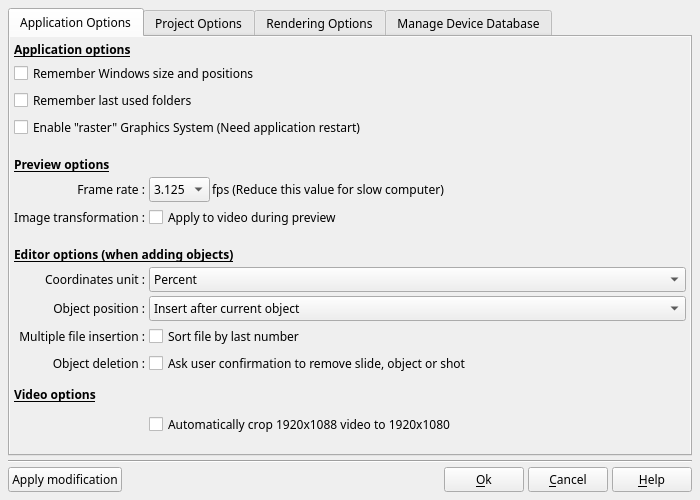
This is DlgApplicationSettings.ui in boenki/ffdiaporama as Qt 5 draws it before an edit. The edited form follows.
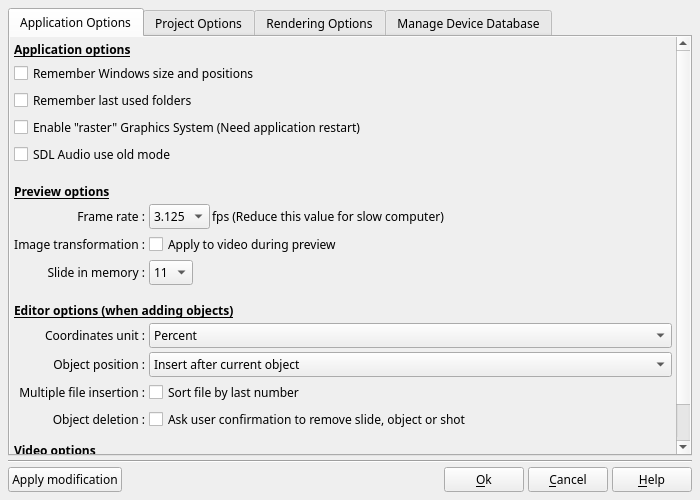
This is the edited form. Icons and pictures are not drawn.

Commit message: French version / Correction de bug : -Corrige le gestionnaire de mémoire pour supprimer plus de blocs -Corrige la fenetre principal et la boite slide pour qu'ils tiennent compte de l'option "pas de confirmation lors des suppressions) -Corrige le problème de lecture du son sur certaines distributions Linux par l'ajout d'une option SDL Ancien mode dans la boite de configuration

Diff of the .ui file:
```diff
--- a/DlgApplicationSettings.ui
+++ b/DlgApplicationSettings.ui
@@ -73,8 +73,8 @@
            <rect>
             <x>0</x>
             <y>0</y>
-            <width>676</width>
-            <height>416</height>
+            <width>659</width>
+            <height>445</height>
            </rect>
           </property>
           <layout class="QGridLayout" name="gridLayout">
@@ -232,7 +232,7 @@
              </property>
             </widget>
            </item>
-           <item row="8" column="0" colspan="2">
+           <item row="9" column="0" colspan="2">
             <widget class="QLabel" name="label">
              <property name="sizePolicy">
               <sizepolicy hsizetype="Preferred" vsizetype="Fixed">
@@ -261,7 +261,7 @@
              </property>
             </widget>
            </item>
-           <item row="10" column="0">
+           <item row="11" column="0">
             <widget class="QLabel" name="label_2">
              <property name="text">
               <string>Object position :</string>
@@ -274,7 +274,7 @@
              </property>
             </widget>
            </item>
-           <item row="10" column="1">
+           <item row="11" column="1">
             <widget class="QComboBox" name="AppendObjectCB">
              <property name="toolTip">
               <string>Define the position which occupy the new objects in the timeline during the insertions</string>
@@ -291,7 +291,7 @@
              </item>
             </widget>
            </item>
-           <item row="11" column="0">
+           <item row="12" column="0">
             <widget class="QLabel" name="label_26">
              <property name="text">
               <string>Multiple file insertion :</string>
@@ -301,7 +301,7 @@
              </property>
             </widget>
            </item>
-           <item row="11" column="1">
+           <item row="12" column="1">
             <widget class="QCheckBox" name="SortFileCB">
              <property name="toolTip">
               <string>Adjust the way will be sorted out files when you select several files in Add file.</string>
@@ -311,7 +311,7 @@
              </property>
             </widget>
            </item>
-           <item row="18" column="0">
+           <item row="19" column="0">
             <spacer name="verticalSpacer_2">
              <property name="orientation">
               <enum>Qt::Vertical</enum>
@@ -324,7 +324,7 @@
              </property>
             </spacer>
            </item>
-           <item row="12" column="1">
+           <item row="13" column="1">
             <widget class="QCheckBox" name="AskUserToRemove">
              <property name="toolTip">
               <string>If this box is checked, a confirmation will display every time you remove an object</string>
@@ -334,7 +334,7 @@
              </property>
             </widget>
            </item>
-           <item row="12" column="0">
+           <item row="13" column="0">
             <widget class="QLabel" name="label_33">
              <property name="text">
               <string>Object deletion :</string>
@@ -344,7 +344,7 @@
              </property>
             </widget>
            </item>
-           <item row="9" column="0">
+           <item row="10" column="0">
             <widget class="QLabel" name="label_34">
              <property name="text">
               <string>Coordinates unit :</string>
@@ -354,7 +354,7 @@
              </property>
             </widget>
            </item>
-           <item row="9" column="1">
+           <item row="10" column="1">
             <widget class="QComboBox" name="UnitCB">
              <property name="toolTip">
               <string>Select the unit of the coordinates which will be used in properties dialog box</string>
@@ -378,7 +378,7 @@
              </property>
             </widget>
            </item>
-           <item row="15" column="0" colspan="2">
+           <item row="16" column="0" colspan="2">
             <widget class="QLabel" name="label_35">
              <property name="minimumSize">
               <size>
@@ -404,13 +404,76 @@
              </property>
             </widget>
            </item>
-           <item row="17" column="1">
+           <item row="18" column="1">
             <widget class="QCheckBox" name="Crop1088To1080CB">
              <property name="text">
               <string>Automatically crop 1920x1088 video to 1920x1080</string>
              </property>
             </widget>
            </item>
+           <item row="8" column="0">
+            <widget class="QLabel" name="label_7">
+             <property name="text">
+              <string>Slide in memory :</string>
+             </property>
+             <property name="alignment">
+              <set>Qt::AlignRight|Qt::AlignTrailing|Qt::AlignVCenter</set>
+             </property>
+            </widget>
+           </item>
+           <item row="8" column="1">
+            <layout class="QHBoxLayout" name="horizontalLayout">
+             <item>
+              <widget class="QComboBox" name="PreviewCachedSlidesCB">
+               <item>
+                <property name="text">
+                 <string>11</string>
+                </property>
+               </item>
+               <item>
+                <property name="text">
+                 <string>21</string>
+                </property>
+               </item>
+               <item>
+                <property name="text">
+                 <string>31</string>
+                </property>
+               </item>
+               <item>
+                <property name="text">
+                 <string>41</string>
+                </property>
+               </item>
+               <item>
+                <property name="text">
+                 <string>51</string>
+                </property>
+               </item>
+              </widget>
+             </item>
+             <item>
+              <widget class="QLabel" name="label_42">
+               <property name="sizePolicy">
+                <sizepolicy hsizetype="Expanding" vsizetype="Preferred">
+                 <horstretch>0</horstretch>
+                 <verstretch>0</verstretch>
+                </sizepolicy>
+               </property>
+               <property name="text">
+                <string notr="true"/>
+               </property>
+              </widget>
+             </item>
+            </layout>
+           </item>
+           <item row="4" column="0" colspan="2">
+            <widget class="QCheckBox" name="SDLAudioModeCB">
+             <property name="text">
+              <string>SDL Audio use old mode</string>
+             </property>
+            </widget>
+           </item>
           </layout>
          </widget>
         </widget>
```
Left out of the diff: 2 changed lines with no effect on the pictures. The commit also changes 13 other files.
